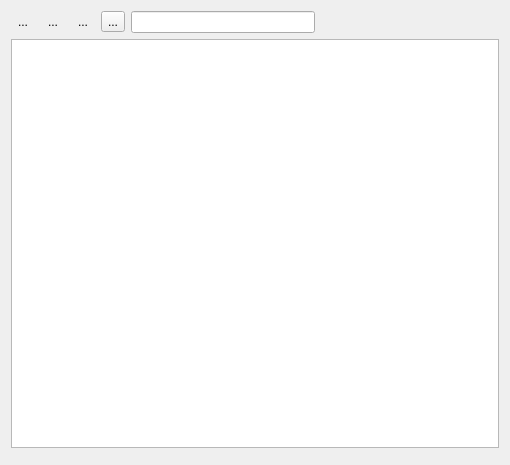
Old version of the form Viewer/src/VariableItemWidget.ui in the repository ecmwf/ecflow.
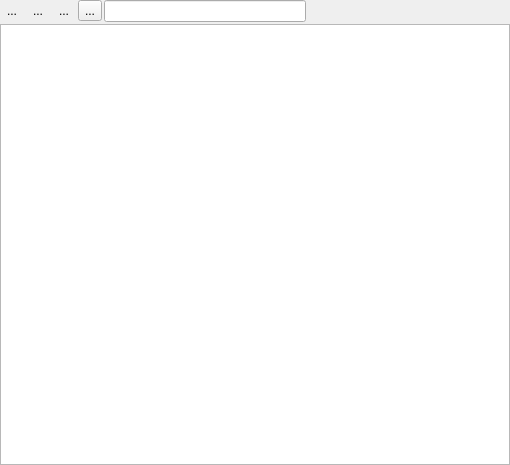
New version of the form. Icons and pictures are not drawn. Custom widgets are drawn as their Qt base class.

```diff
--- a/Viewer/src/VariableItemWidget.ui
+++ b/Viewer/src/VariableItemWidget.ui
@@ -14,6 +14,12 @@
    <string>Form</string>
   </property>
   <layout class="QVBoxLayout" name="verticalLayout">
+   <property name="spacing">
+    <number>2</number>
+   </property>
+   <property name="margin">
+    <number>0</number>
+   </property>
    <item>
     <layout class="QHBoxLayout" name="horizontalLayout">
      <item>
@@ -76,14 +82,14 @@
        </property>
       </spacer>
      </item>
+     <item>
+      <widget class="VariableSearchLine" name="searchLine_" native="true"/>
+     </item>
     </layout>
    </item>
    <item>
     <widget class="VariableView" name="varView"/>
    </item>
-   <item>
-    <widget class="VariableSearchLine" name="searchLine_" native="true"/>
-   </item>
   </layout>
   <action name="actionAdd">
    <property name="icon">
```
